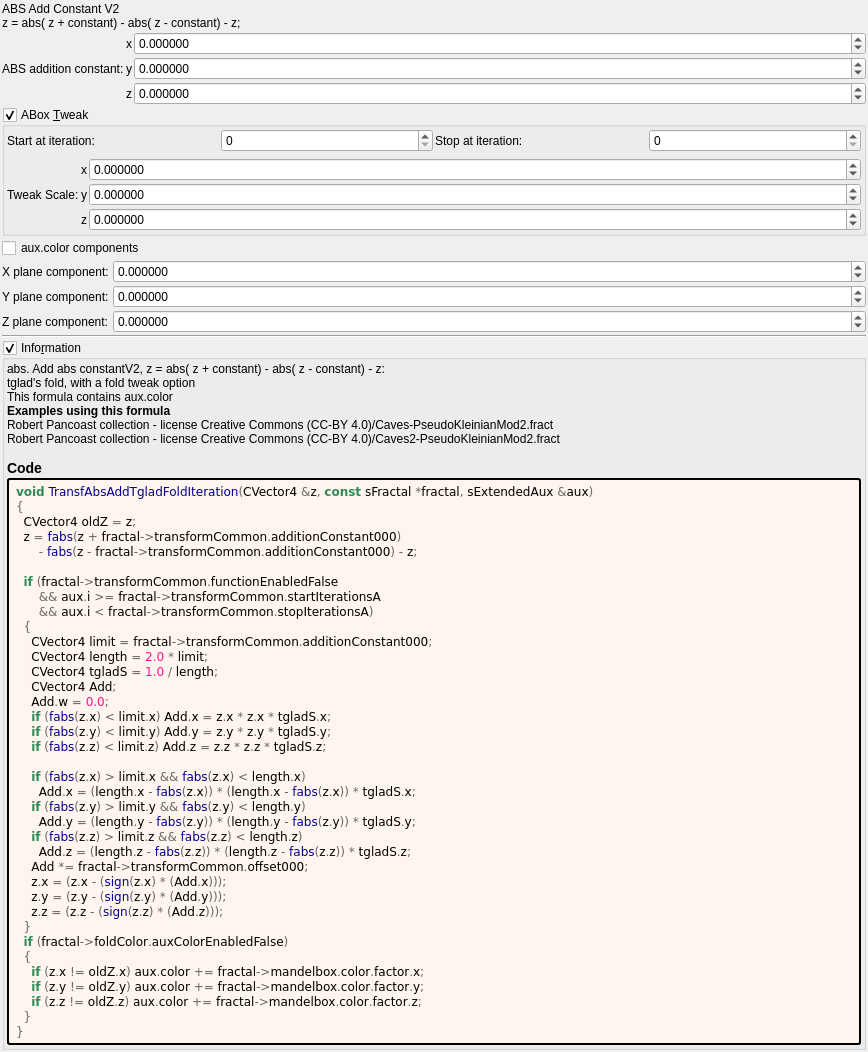
Old version of the form mandelbulber2/formula/ui/transf_abs_add_tglad_fold.ui in the repository buddhi1980/mandelbulber2.
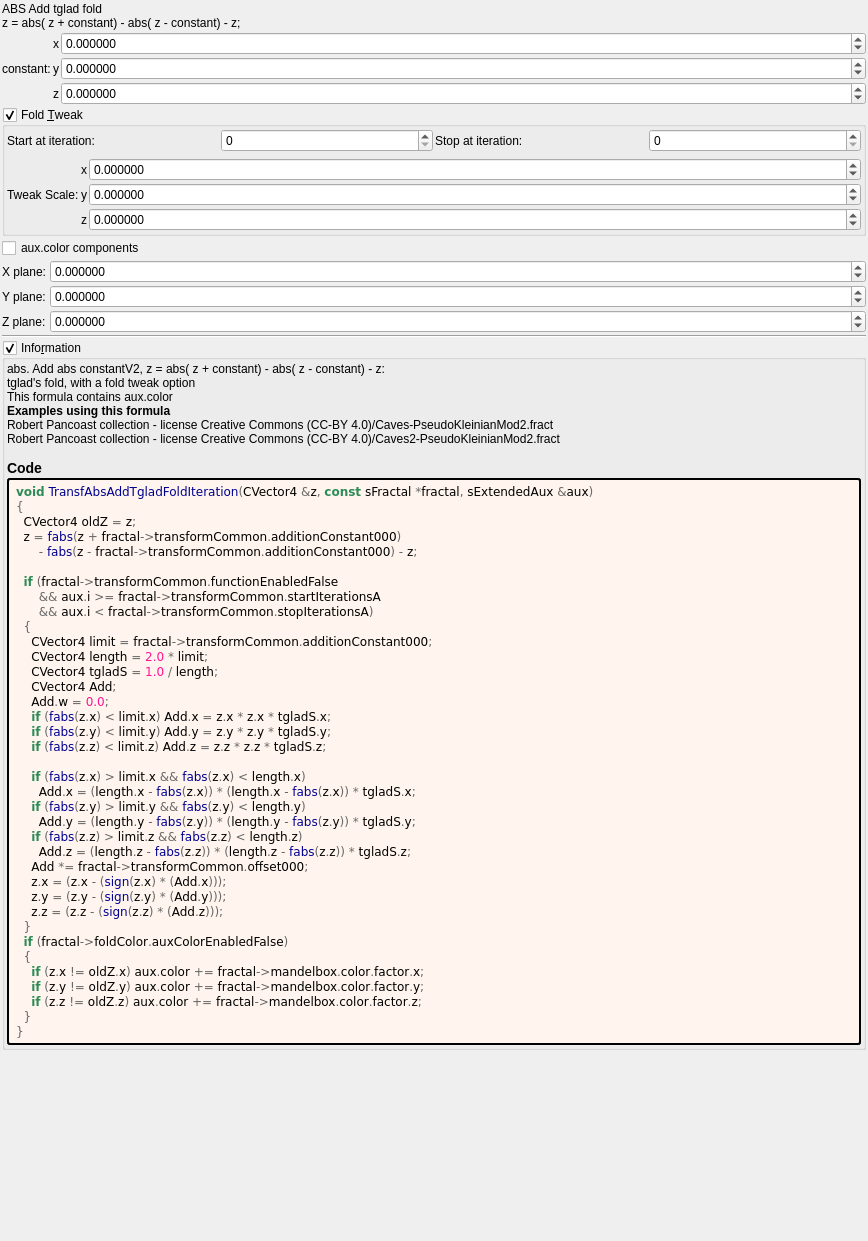
New version of the form. Custom widgets are drawn as their Qt base class.

Commit message: example jos leys hybrid fix tweak groupCheck abs add tglad fold

```diff
--- a/mandelbulber2/formula/ui/transf_abs_add_tglad_fold.ui
+++ b/mandelbulber2/formula/ui/transf_abs_add_tglad_fold.ui
@@ -7,7 +7,7 @@
     <x>0</x>
     <y>0</y>
     <width>868</width>
-    <height>987</height>
+    <height>1241</height>
    </rect>
   </property>
   <property name="windowTitle">
@@ -32,7 +32,7 @@
    <item>
     <widget class="QLabel" name="label_26">
      <property name="text">
-      <string>ABS Add Constant V2
+      <string>ABS Add tglad fold
 z = abs( z + constant) - abs( z - constant) - z;</string>
      </property>
     </widget>
@@ -141,7 +141,7 @@
      <item row="0" column="0" rowspan="3">
       <widget class="QLabel" name="label_23">
        <property name="text">
-        <string>ABS addition constant:</string>
+        <string>constant:</string>
        </property>
        <property name="wordWrap">
         <bool>true</bool>
@@ -153,7 +153,7 @@
    <item>
     <widget class="MyGroupBox" name="groupBox_transf_function_enabled_false">
      <property name="title">
-      <string>ABox &amp;Tweak</string>
+      <string>Fold &amp;Tweak</string>
      </property>
      <property name="checkable">
       <bool>true</bool>
@@ -367,7 +367,7 @@
      <item row="2" column="0">
       <widget class="QLabel" name="label_31">
        <property name="text">
-        <string>X plane component:</string>
+        <string>X plane:</string>
        </property>
       </widget>
      </item>
@@ -402,14 +402,14 @@
      <item row="3" column="0">
       <widget class="QLabel" name="label_32">
        <property name="text">
-        <string>Y plane component:</string>
+        <string>Y plane:</string>
        </property>
       </widget>
      </item>
      <item row="4" column="0">
       <widget class="QLabel" name="label_33">
        <property name="text">
-        <string>Z plane component:</string>
+        <string>Z plane:</string>
        </property>
       </widget>
      </item>
```
Left out of the diff: 4 changed lines with no effect on the pictures. The commit also changes 3 other files.
